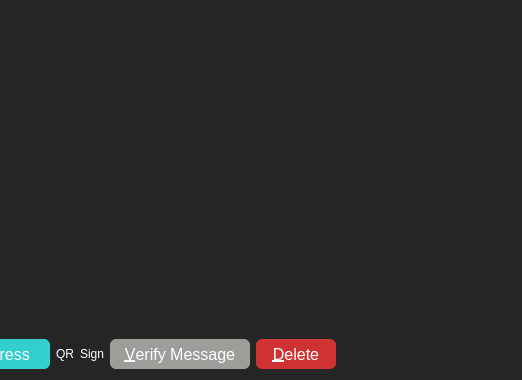
Above: src/qt/forms/addressbookpage.ui from NoLimitCoin/NoLimitCoin-Core before the change; both pictures show x 277 to 799 and y 0 to 380 of the 976 by 380 pixel window. Below: the same form after it.
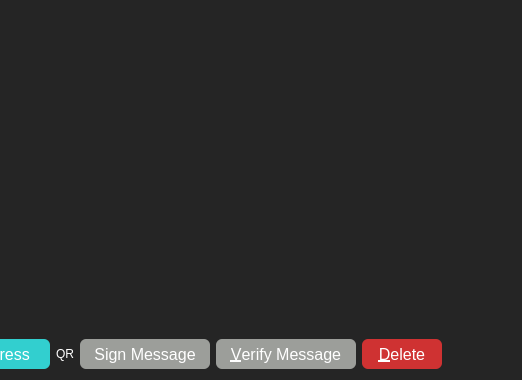
That is the form after the change. Icons and pictures are not drawn.

Commit message: receive coins page reskin

Patch:
```diff
--- a/src/qt/forms/addressbookpage.ui
+++ b/src/qt/forms/addressbookpage.ui
@@ -134,19 +134,23 @@
       <widget class="QPushButton" name="signMessage">
        <property name="minimumSize">
         <size>
-         <width>0</width>
+         <width>130</width>
          <height>30</height>
         </size>
        </property>
        <property name="toolTip">
         <string>Sign a message to prove you own a NoLimitCoin address</string>
        </property>
+       <property name="styleSheet">
+        <string notr="true">font-size: 16px;
+color: white;
+background-color: #9c9e9a;
+border-radius: 6px;
+
+</string>
+       </property>
        <property name="text">
-        <string>Sign</string>
-       </property>
-       <property name="icon">
-        <iconset resource="../bitcoin.qrc">
-         <normaloff>:/icons/edit</normaloff>:/icons/edit</iconset>
+        <string>Sign Message</string>
        </property>
       </widget>
      </item>
```
